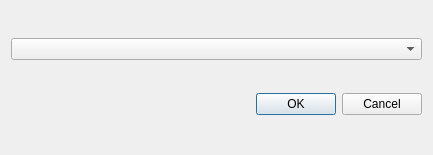
CS-4820-Library-Project/COUNTER-5-Report-Tool-2020-5.0, file ui/ReportTypeDialog.ui: the form before one commit.
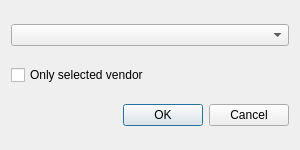
The form after the commit.

```diff
--- a/ui/ReportTypeDialog.ui
+++ b/ui/ReportTypeDialog.ui
@@ -6,8 +6,8 @@
    <rect>
     <x>0</x>
     <y>0</y>
-    <width>433</width>
-    <height>155</height>
+    <width>300</width>
+    <height>150</height>
    </rect>
   </property>
   <property name="windowTitle">
@@ -17,6 +17,13 @@
    <item>
     <widget class="QComboBox" name="report_type_combobox"/>
    </item>
+   <item>
+    <widget class="QCheckBox" name="checkBox">
+     <property name="text">
+      <string>Only selected vendor</string>
+     </property>
+    </widget>
+   </item>
    <item>
     <widget class="QDialogButtonBox" name="buttonBox">
      <property name="orientation">
```
